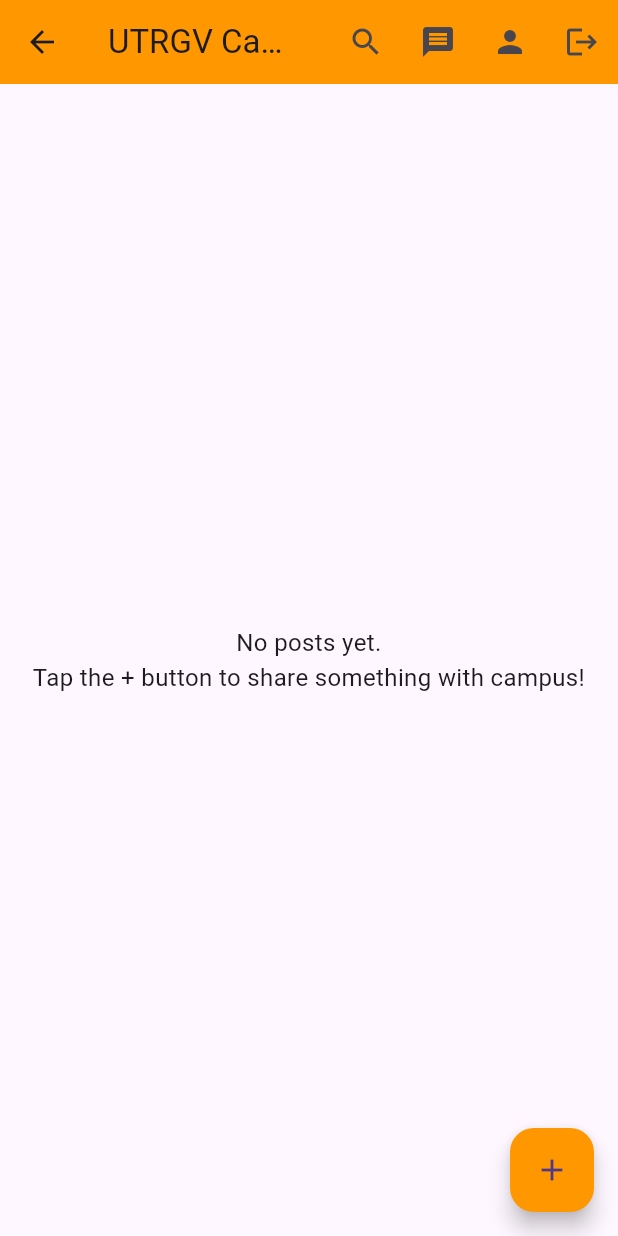
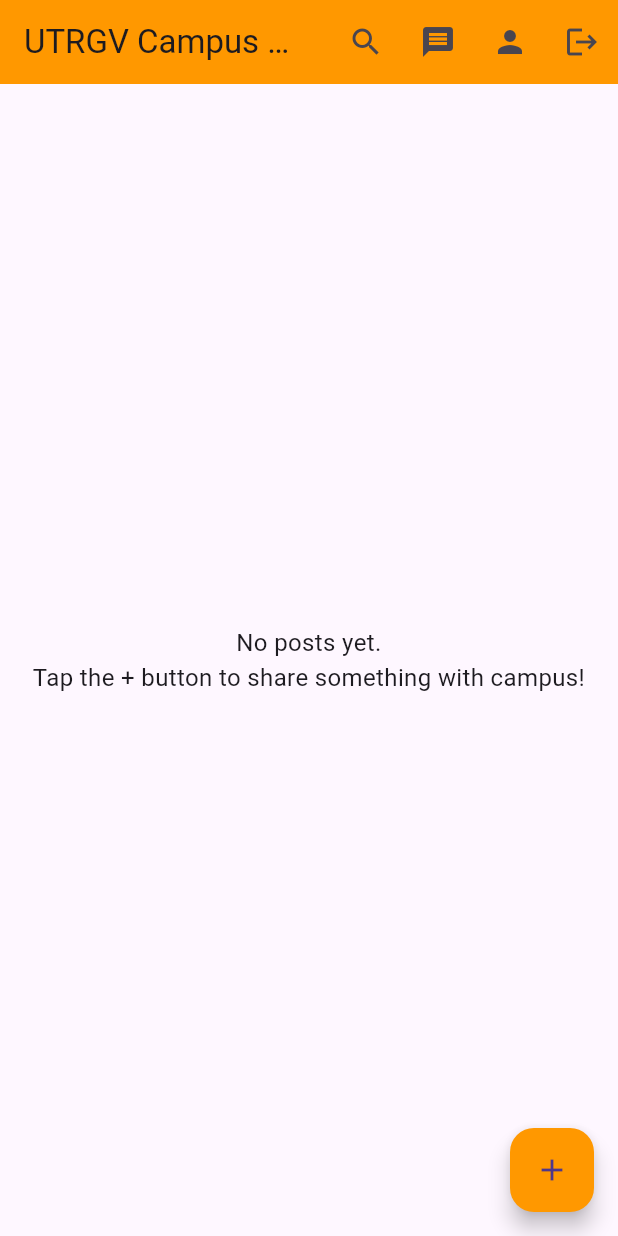
Before and after one commit to masterchieftkd1/UTRGV-CAMPUS-CONNECT, a Flutter app: the HomePage screen opened by its route, after a tap on the "logout" icon, on a phone screen of 412 x 824 dp. Run offline on Flutter 3.47's test engine with Material 3 defaults, Android fonts, the phone set to English and light mode, and no system bars; our stand-ins replace cloud_firestore, firebase_auth, firebase_core, firebase_storage, image_picker, shared_preferences; accounts and stored records are empty; network calls fail.

Commit message:
fixed logout issue

```diff
--- a/lib/auth_screen.dart
+++ b/lib/auth_screen.dart
@@ -1,5 +1,7 @@
 import 'package:flutter/material.dart';
+import 'package:firebase_auth/firebase_auth.dart';
 import 'auth_service.dart';
+import 'home_page.dart';
 
 class AuthScreen extends StatefulWidget {
   const AuthScreen({super.key});
@@ -57,6 +59,8 @@
       }
 
       if (!mounted) return;
+
+      // Redirect to Home after login/signup
       Navigator.pushReplacementNamed(context, '/home');
 
     } catch (e) {
@@ -70,6 +74,21 @@
 
   @override
   Widget build(BuildContext context) {
+    return StreamBuilder<User?>(
+      stream: FirebaseAuth.instance.authStateChanges(),
+      builder: (context, snapshot) {
+        if (snapshot.connectionState == ConnectionState.waiting) {
+          return const Scaffold(
+            body: Center(child: CircularProgressIndicator()),
+          );
+        }
+
+        // If user is already logged in, go to home
+        if (snapshot.hasData) {
+          return const HomePage();
+        }
+
+        // Else show login/register form
         return Scaffold(
           backgroundColor: Colors.orange.shade50,
           body: Center(
@@ -80,7 +99,6 @@
                   const Icon(Icons.account_circle,
                       size: 90, color: Colors.orange),
                   const SizedBox(height: 20),
-
                   Text(
                     _isLogin ? "Welcome Back 👋" : "Create Account 🧡",
                     style: const TextStyle(
@@ -89,10 +107,7 @@
                       color: Colors.orange,
                     ),
                   ),
-
                   const SizedBox(height: 30),
-
-              // Email Field
                   TextField(
                     controller: _emailController,
                     keyboardType: TextInputType.emailAddress,
@@ -104,10 +119,7 @@
                       ),
                     ),
                   ),
-
                   const SizedBox(height: 15),
-
-              // Password
                   TextField(
                     controller: _passwordController,
                     obscureText: true,
@@ -118,10 +130,7 @@
                       ),
                     ),
                   ),
-
                   const SizedBox(height: 25),
-
-              // Login/Register Button
                   ElevatedButton(
                     style: ElevatedButton.styleFrom(
                       backgroundColor: Colors.orange,
@@ -143,10 +152,7 @@
                                 fontSize: 18, color: Colors.white),
                           ),
                   ),
-
                   const SizedBox(height: 10),
-
-              // Toggle Login/Register
                   TextButton(
                     onPressed: _loading
                         ? null
@@ -165,5 +171,7 @@
             ),
           ),
         );
+      },
+    );
   }
 }
--- a/lib/home_page.dart
+++ b/lib/home_page.dart
@@ -64,9 +64,9 @@
             onPressed: () async {
               await FirebaseAuth.instance.signOut();
               if (!context.mounted) return;
-              Navigator.pushReplacementNamed(context, '/login');
+              Navigator.pushNamedAndRemoveUntil(context, '/login', (route) => false);
             },
-          ),
+           ),
         ],
       ),
 
--- a/lib/main.dart
+++ b/lib/main.dart
@@ -8,7 +8,7 @@
 import 'profile_screen.dart';
 import 'view_profile_screen.dart';
 import 'friends_page.dart';
-import 'messages_inbox_screen.dart';  // ✅ FIXED
+import 'messages_inbox_screen.dart';
 import 'chat_screen.dart';
 
 void main() async {
@@ -26,19 +26,17 @@
       title: 'UTRGV Campus Connect',
       debugShowCheckedModeBanner: false,
 
-      // 🔥 FIX: User should not manually go to /login every time
+      // Start screen listens to auth state
       home: const AuthScreen(),
 
       routes: {
+        '/login': (context) => const AuthScreen(),
         '/home': (context) => const HomePage(),
         '/profile': (context) => const ProfileScreen(),
         '/friends': (context) => const FriendsPage(),
-
-        // 🔥 FIXED — Proper messages page
         '/messages': (context) => const MessagesInboxScreen(),
       },
 
-      // Routes that need arguments
       onGenerateRoute: (settings) {
         if (settings.name == '/viewProfile') {
           final userId = settings.arguments as String;
```
Lines whose indentation alone changed are shown as unchanged.
